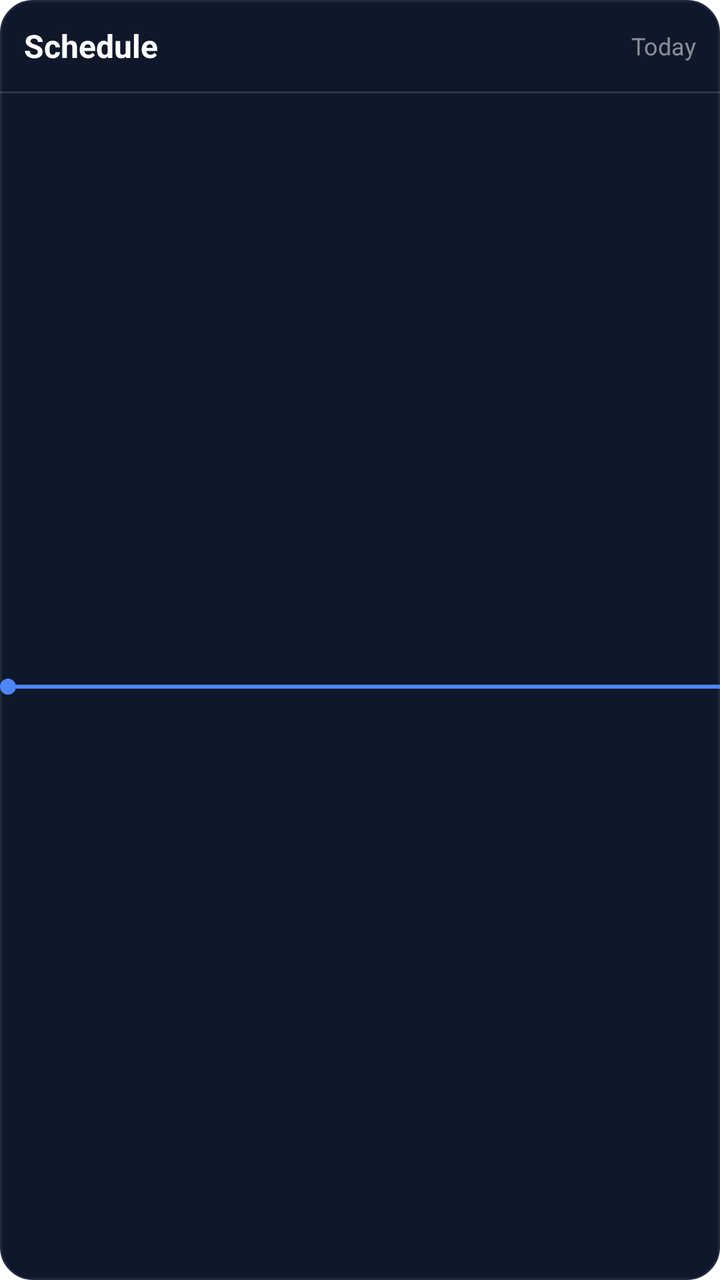
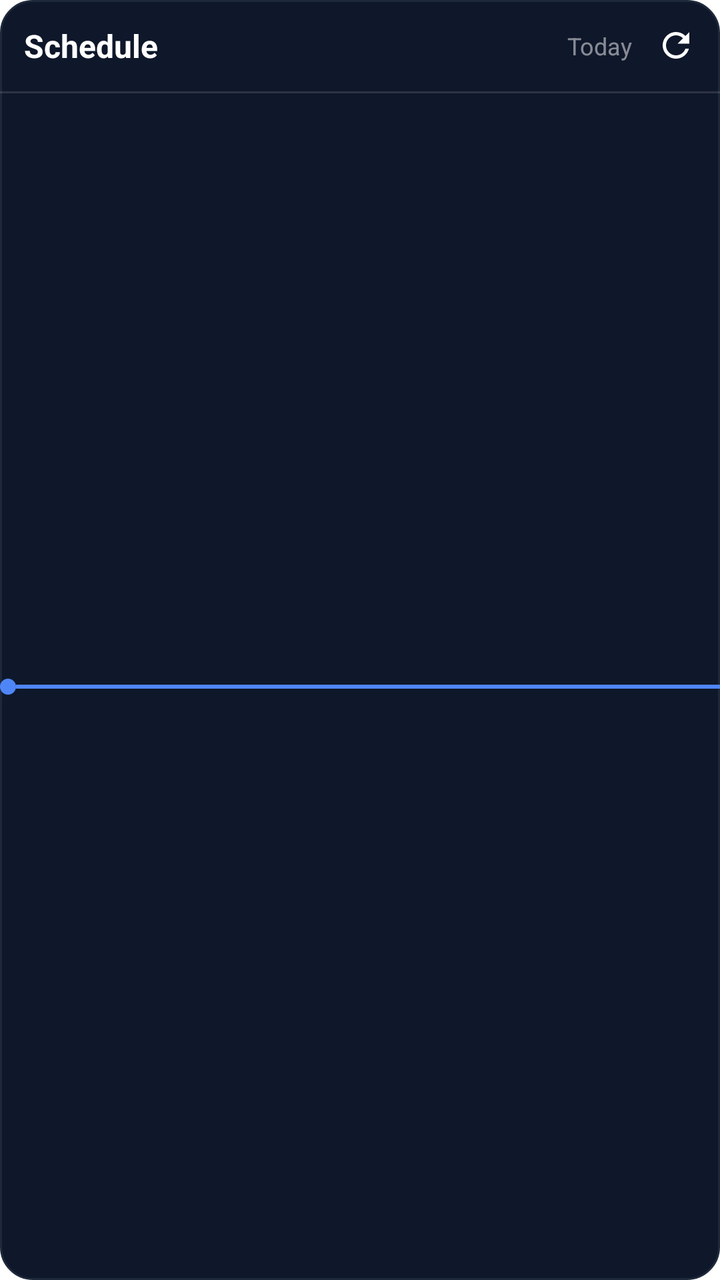

Two renders of the same Android screen: before a commit and after it. Below are the layout's source before the change and the commit's diff.
<!-- AndroidManifest.xml: fallback theme Theme.MaterialComponents.DayNight.NoActionBar -->
<!-- res/layout/schedule_widget_layout.xml -->
<?xml version="1.0" encoding="utf-8"?>
<RelativeLayout xmlns:android="http://schemas.android.com/apk/res/android"
    android:layout_width="match_parent"
    android:layout_height="match_parent"
    android:background="@drawable/widget_background"
    android:padding="0dp">

    
    <LinearLayout
        android:id="@+id/widget_schedule_header"
        android:layout_width="match_parent"
        android:layout_height="wrap_content"
        android:orientation="horizontal"
        android:padding="12dp"
        android:gravity="center_vertical">

        <TextView
            android:id="@+id/widget_schedule_title"
            android:layout_width="0dp"
            android:layout_height="wrap_content"
            android:layout_weight="1"
            android:text="Schedule"
            android:textColor="#FFFFFF"
            android:textSize="16sp"
            android:textStyle="bold" />

        <TextView
            android:id="@+id/widget_schedule_date"
            android:layout_width="wrap_content"
            android:layout_height="wrap_content"
            android:text="Today"
            android:textColor="#80FFFFFF"
            android:textSize="12sp" />
    </LinearLayout>

    <FrameLayout
        android:id="@+id/header_divider"
        android:layout_width="match_parent"
        android:layout_height="1dp"
        android:layout_below="@id/widget_schedule_header"
        android:background="#20FFFFFF" />

    
    <ListView
        android:id="@+id/widget_schedule_list"
        android:layout_width="match_parent"
        android:layout_height="match_parent"
        android:layout_below="@id/header_divider"
        android:divider="@null"
        android:dividerHeight="0dp"
        android:scrollbars="none" />

    
    <RelativeLayout
        android:layout_width="match_parent"
        android:layout_height="match_parent"
        android:layout_below="@id/header_divider"
        android:paddingTop="0dp">
        
        
        <LinearLayout
            android:layout_width="match_parent"
            android:layout_height="wrap_content"
            android:layout_centerInParent="true"
            android:orientation="horizontal"
            android:gravity="center_vertical">
            
            <FrameLayout
                android:layout_width="8dp"
                android:layout_height="8dp"
                android:background="@drawable/circle_indicator" />
            
            <FrameLayout
                android:layout_width="match_parent"
                android:layout_height="2dp"
                android:background="#4F86F7" />
        </LinearLayout>
    </RelativeLayout>

    <TextView
        android:id="@+id/widget_schedule_empty"
        android:layout_width="match_parent"
        android:layout_height="match_parent"
        android:layout_below="@id/header_divider"
        android:gravity="center"
        android:text="No events scheduled"
        android:textColor="#60FFFFFF"
        android:visibility="gone" />

</RelativeLayout>
<!-- resources referenced by this layout -->
<resources>
  <!-- drawable circle_indicator (drawable) -->
  <?xml version="1.0" encoding="utf-8"?>
  <shape xmlns:android="http://schemas.android.com/apk/res/android"
      android:shape="oval">
      <solid android:color="#4F86F7" />
      <size android:width="8dp" android:height="8dp" />
  </shape>
  <!-- drawable widget_background (drawable) -->
  <?xml version="1.0" encoding="utf-8"?>
  <shape xmlns:android="http://schemas.android.com/apk/res/android">
      <solid android:color="#0F172A" />
      <corners android:radius="16dp" />
      <stroke android:width="1dp" android:color="#1E293B" />
  </shape>
</resources>

<!-- the commit's change to res/layout/schedule_widget_layout.xml (unified diff, before → after) -->
@@ -31,6 +31,14 @@
             android:text="Today"
             android:textColor="#80FFFFFF"
             android:textSize="12sp" />
+
+        <ImageView
+            android:id="@+id/widget_schedule_refresh"
+            android:layout_width="20dp"
+            android:layout_height="20dp"
+            android:layout_marginStart="12dp"
+            android:background="?android:attr/selectableItemBackgroundBorderless"
+            android:src="@drawable/ic_refresh" />
     </LinearLayout>
 
     <FrameLayout
<!-- resource entries referenced after the edit -->
@@ -7,6 +7,16 @@
       <solid android:color="#4F86F7" />
       <size android:width="8dp" android:height="8dp" />
   </shape>
+  <!-- drawable ic_refresh (drawable) -->
+  <vector xmlns:android="http://schemas.android.com/apk/res/android"
+      android:width="24dp"
+      android:height="24dp"
+      android:viewportWidth="24"
+      android:viewportHeight="24">
+    <path
+        android:fillColor="#FFFFFF"
+        android:pathData="M17.65,6.35C16.2,4.9 14.21,4 12,4c-4.42,0 -7.99,3.58 -7.99,8s3.57,8 7.99,8c3.73,0 6.84,-2.55 7.73,-6h-2.08c-0.82,2.33 -3.04,4 -5.65,4 -3.31,0 -6,-2.69 -6,-6s2.69,-6 6,-6c1.66,0 3.14,0.69 4.22,1.78L13,11h7V4l-2.35,2.35z"/>
+  </vector>
   <!-- drawable widget_background (drawable) -->
   <?xml version="1.0" encoding="utf-8"?>
   <shape xmlns:android="http://schemas.android.com/apk/res/android">
